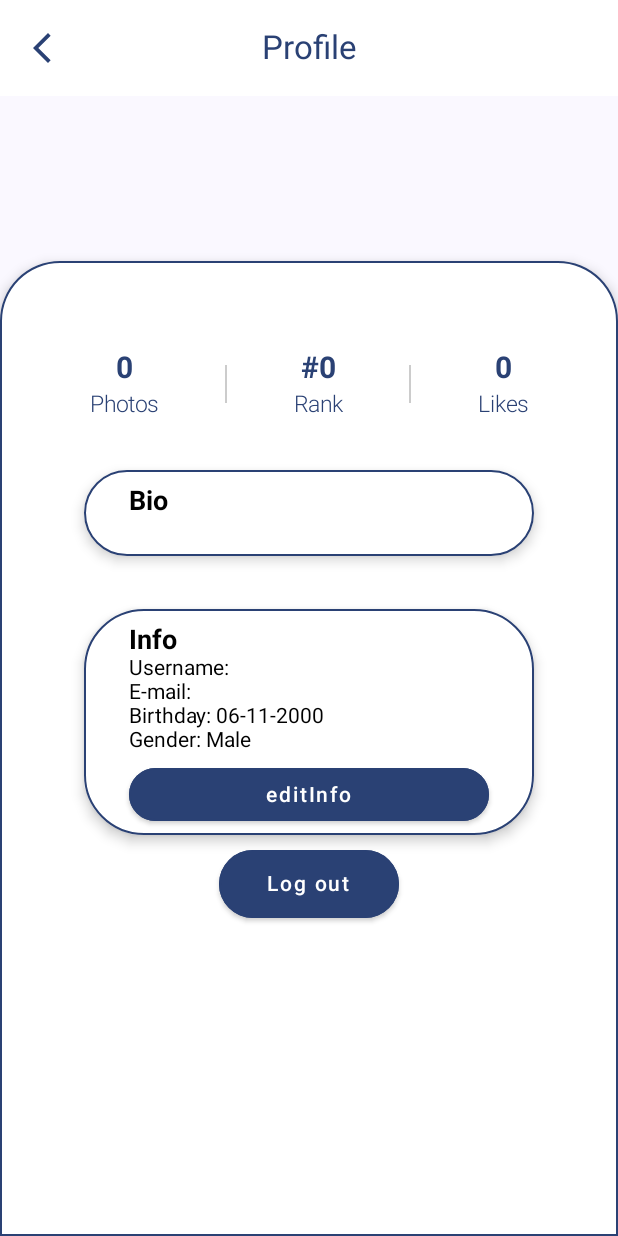
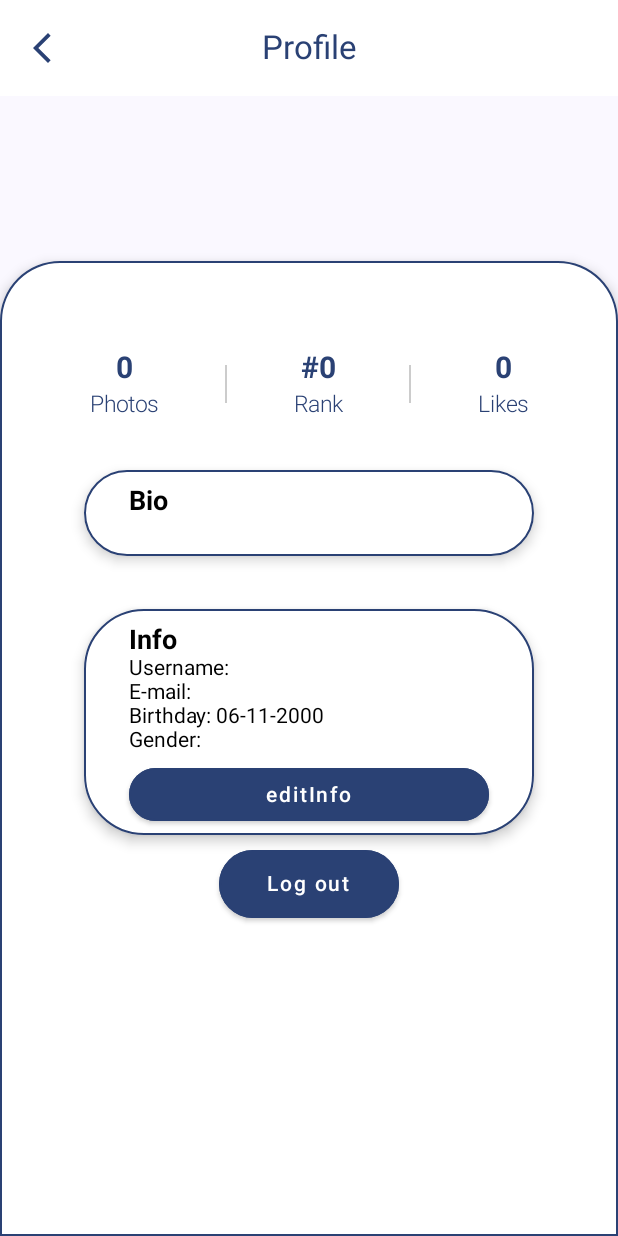
Before and after one commit to steveng85/AppDevelopment, an Android app built with Jetpack Compose: the ProfileScreen screen opened through its navigation route, after a tap on "save", on a phone screen of 412 x 824 dp. Run offline under Robolectric (Android 15) with nearby library versions, the phone set to English and light mode, and no system bars; our stand-ins replace Dagger/Hilt's generated code, Firebase (no records; nobody signed in at launch, a user with empty details on screens opened directly); libraries missing offline, so code that uses them is left out: androidx.camera.view; 1 other tap on this screen came first.

Commit message:
Fixed gender change in ProfileScreen.kt

```diff
--- a/app/src/main/java/com/example/appdevelopment/data/remote/repository/FirestoreRepositoryImpl.kt
+++ b/app/src/main/java/com/example/appdevelopment/data/remote/repository/FirestoreRepositoryImpl.kt
@@ -181,7 +181,8 @@ class FirestoreRepositoryImpl @Inject constructor(
             try {
                 firebaseFirestore.collection("users").document(user.token).update(
                     "description", user.description,
-                    "username", user.username
+                    "username", user.username,
+                    "gender", user.gender
                 ).await()
                 updateUsernameFeed(user.username, user.token)
             } catch (e: Exception){
--- a/app/src/main/java/com/example/appdevelopment/ui/screens/profileView/ProfileScreen.kt
+++ b/app/src/main/java/com/example/appdevelopment/ui/screens/profileView/ProfileScreen.kt
@@ -231,7 +231,7 @@ fun ProfileInfo(user: User?, uiState: ProfileUIState, onEvent: (ProfileEvent) ->
                     Text(text = "Username: ${user?.username}")
                     Text(text = "E-mail: ${user?.email}")
                     Text(text = "Birthday: 06-11-2000")
-                    Text(text = "Gender: Male")
+                    Text(text = "Gender: ${user?.gender}")
                     editButton(text = "editInfo") { onEvent(ProfileEvent.OnEditInfo(true))}
                 } else {
                     TextTest(text =  uiState.usernameText, label = "username", onEvent = {onEvent(ProfileEvent.OnUsernameChanged(it))})
--- a/app/src/main/java/com/example/appdevelopment/ui/screens/profileView/ProfileViewModel.kt
+++ b/app/src/main/java/com/example/appdevelopment/ui/screens/profileView/ProfileViewModel.kt
@@ -35,8 +35,7 @@ class ProfileViewModel @Inject constructor(
             is ProfileEvent.OnSave -> onSave(
                 _uiState.value.bioText,
                 _uiState.value.usernameText,
-                _uiState.value.genderText,
-                _uiState.value.birthdayText
+                _uiState.value.genderText
             )
         }
     }
@@ -58,7 +57,7 @@ class ProfileViewModel @Inject constructor(
     }
 
 
-    fun onSave(bio: String, username: String, gender: String, birthday: Date) = viewModelScope.launch {
+    fun onSave(bio: String, username: String, gender: String) = viewModelScope.launch {
         if(username != "") {
             authLogic.getCurrentUserId()
                 ?.let { fireStoreRepository.updateUser(User(it, username, "", 0, 0, 0, bio, gender, 0)) }
```
